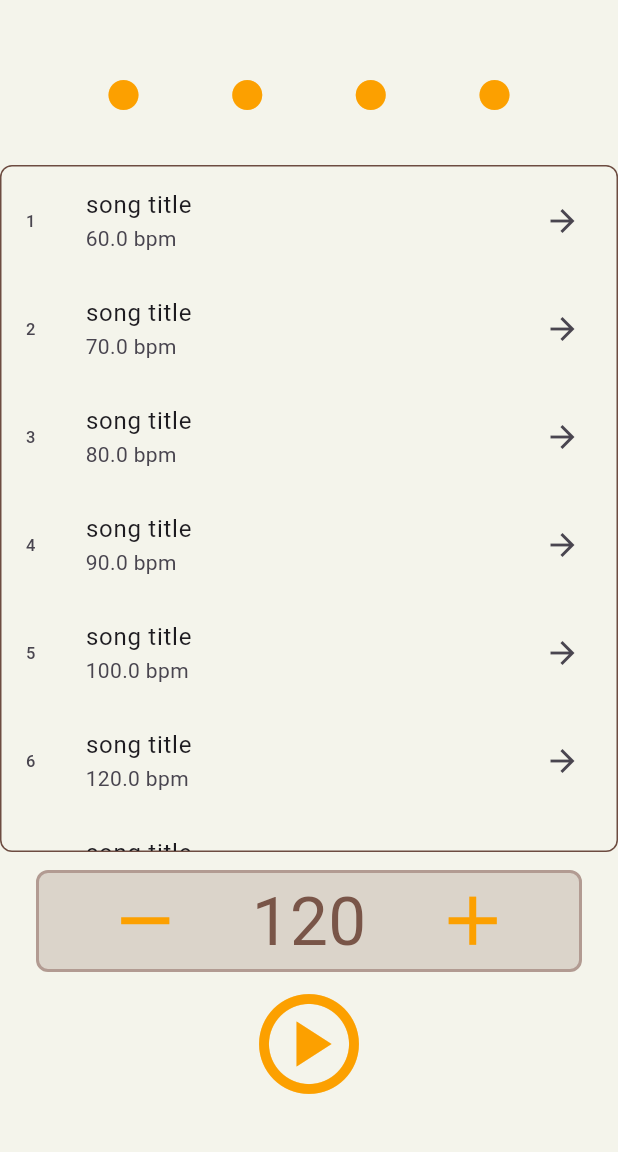
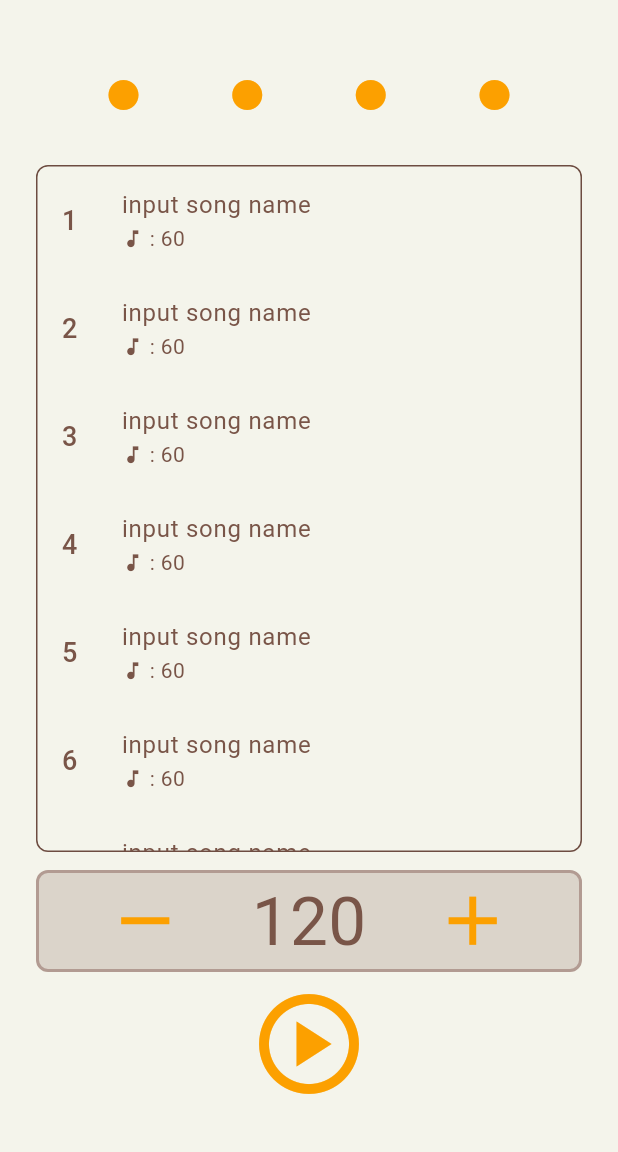
Before and after one commit to hynje/metronome, a Flutter app: the screen it shows after launch, on a phone screen of 412 x 824 dp, the part 84-1236 px from its top. Run offline on Flutter 3.47's test engine with Material 3 defaults, Android fonts, the phone set to English and light mode, and no system bars; our stand-ins replace audioplayers, shared_preferences.

Commit message:
change song name and save

```diff
--- a/lib/provider.dart
+++ b/lib/provider.dart
@@ -7,7 +7,6 @@ class AppState with ChangeNotifier {
   void setBpm(double newBpm) {
     _bpm = newBpm;
     notifyListeners();
-    print(_bpm);
   }
 
   double getBpm() {
--- a/lib/widgets/set_list.dart
+++ b/lib/widgets/set_list.dart
@@ -1,6 +1,9 @@
+import 'dart:async';
+
 import 'package:flutter/material.dart';
 import 'package:metronome/provider.dart';
 import 'package:provider/provider.dart';
+import 'package:shared_preferences/shared_preferences.dart';
 
 class SetList extends StatefulWidget {
   const SetList({super.key});
@@ -10,23 +13,80 @@ class SetList extends StatefulWidget {
 }
 
 class _SetListState extends State<SetList> {
-  final List<double> bpmList = <double>[
-    60,
-    70,
-    80,
-    90,
-    100,
-    120,
-    130,
-    140,
-    150,
-    160
-  ];
+  final bpmList = List<double>.filled(10, 60);
+  int isSelected = -1;
+  late SharedPreferences prefs;
+  late List<String>? songList = [];
+
+  Future initPrefs() async {
+    prefs = await SharedPreferences.getInstance();
+    songList = prefs.getStringList('songList');
+    if (songList == null) {
+      await prefs.setStringList(
+          'songList', List<String>.filled(10, 'input song name'));
+    }
+    return prefs;
+  }
+
+  Future savePrefs(String newName, int index) async {
+    prefs = await SharedPreferences.getInstance();
+    songList = prefs.getStringList('songList');
+    songList?[index] = newName;
+    prefs.setStringList('songList', songList!);
+  }
+
+  Future<dynamic> editSongName(BuildContext context, int index) async {
+    TextEditingController controller = TextEditingController();
+    return showDialog(
+      context: context,
+      builder: (BuildContext context) {
+        return AlertDialog(
+          //title: Text('Edit SongName'),
+          content: SingleChildScrollView(
+            child: Column(
+              children: [
+                TextField(
+                  controller: controller,
+                  decoration: InputDecoration(
+                    hintText: songList![index],
+                  ),
+                ),
+              ],
+            ),
+          ),
+          actions: [
+            TextButton(
+              onPressed: () {
+                Navigator.pop(context);
+              },
+              child: const Text('cancel'),
+            ),
+            ElevatedButton(
+                onPressed: () {
+                  setState(() {
+                    savePrefs(controller.text, index);
+                  });
+                  Navigator.pop(context);
+                },
+                child: const Text('save')),
+          ],
+        );
+      },
+    );
+  }
+
+  @override
+  void initState() {
+    super.initState();
+  }
+
   @override
   Widget build(BuildContext context) {
     return Consumer<AppState>(
       builder: (context, appState, child) {
-        return Container(
+        return Padding(
+          padding: const EdgeInsets.symmetric(horizontal: 24),
+          child: Container(
             margin: const EdgeInsets.only(top: 110, bottom: 200),
             decoration: BoxDecoration(
               border: Border.all(color: Colors.brown.shade600),
@@ -35,16 +95,50 @@ class _SetListState extends State<SetList> {
             child: ListView.builder(
               itemCount: bpmList.length,
               itemBuilder: (context, index) {
-              return ListTile(
-                leading: Text('${index + 1}'),
-                title: const Text('song title'),
-                subtitle: Text('${bpmList[index]} bpm'),
-                trailing: const Icon(Icons.arrow_forward),
+                return GestureDetector(
+                  onLongPress: () {
+                    editSongName(context, index);
+                  },
+                  child: ListTile(
+                    textColor: (isSelected == index)
+                        ? const Color.fromARGB(255, 252, 160, 0)
+                        : Colors.brown,
+                    iconColor: (isSelected == index)
+                        ? const Color.fromARGB(255, 252, 160, 0)
+                        : Colors.brown,
+                    leading: Text(
+                      '${index + 1}',
+                      style: const TextStyle(fontSize: 18),
+                    ),
+                    title: FutureBuilder(
+                      future: initPrefs(),
+                      builder: (context, snapshot) {
+                        if (snapshot.hasData) {
+                          return Text(songList![index]);
+                        } else {
+                          return const Text('...');
+                        }
+                      },
+                    ),
+                    subtitle: Row(
+                      children: [
+                        const Icon(
+                          Icons.music_note,
+                          size: 15,
+                        ),
+                        Text(' : ${bpmList[index].toString().split('.')[0]}'),
+                      ],
+                    ),
+                    trailing:
+                        (isSelected == index) ? const Icon(Icons.check) : null,
                     onTap: () {
+                      isSelected = index;
                       appState.setBpm(bpmList[index]);
                     },
+                  ),
                 );
               },
+            ),
           ),
         );
       },
```
Lines whose indentation alone changed are shown as unchanged.
